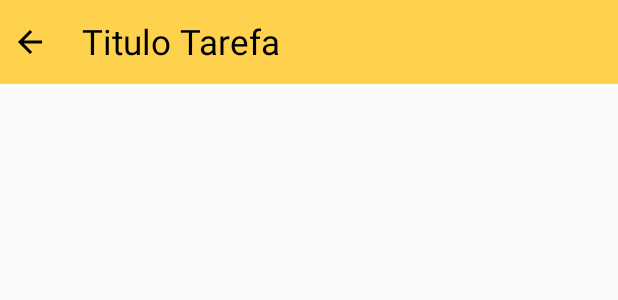
After one commit to iohanzuk/to_do_list_android, an Android app: the layout layout_tarefa_toolbar.xml on its own in the app's theme, with its tools: preview values and no code run, on a phone screen of 412 x 824 dp. The commit adds this screen. Shown: the top 300 px of the screen. Run offline under Robolectric (Android 15) with nearby library versions, the phone set to English and light mode, and no system bars.

Commit message:
Criando edit text personalizado

```diff
--- /dev/null
+++ b/app/src/main/java/com/example/to_do_list/LineEditText.java
@@ -0,0 +1,44 @@
+package com.example.to_do_list;
+
+import android.content.Context;
+import android.graphics.Canvas;
+import android.graphics.Paint;
+import android.graphics.Rect;
+import android.util.AttributeSet;
+import android.view.View;
+
+import androidx.appcompat.widget.AppCompatEditText;
+
+public class LineEditText extends AppCompatEditText {
+
+    private Rect rect;
+    private Paint paint;
+
+    public LineEditText(Context context, AttributeSet attrs) {
+        super(context, attrs);
+
+        rect = new Rect();
+        paint = new Paint();
+        paint.setStyle(Paint.Style.STROKE);
+        paint.setStrokeWidth(2);
+        paint.setColor(0xFFFFD966);
+    }
+
+    @Override
+    protected void onDraw(Canvas canvas) {
+        int height = ((View) this.getParent()).getHeight();
+        int lineHeight = getLineHeight();
+        int numberOfLines = height / lineHeight;
+
+        Rect r = rect;
+        Paint p = paint;
+
+        int baseline = getLineBounds(0, r);
+        for(int i = 0; i< numberOfLines; i++) {
+            canvas.drawLine(r.left, baseline + 1, r.right, baseline + 1, paint);
+            baseline += lineHeight;
+        }
+
+        super.onDraw(canvas);
+    }
+}
--- /dev/null
+++ b/app/src/main/res/drawable/ic_arrow_back_black_24dp.xml
@@ -0,0 +1,9 @@
+<vector xmlns:android="http://schemas.android.com/apk/res/android"
+        android:width="24dp"
+        android:height="24dp"
+        android:viewportWidth="24.0"
+        android:viewportHeight="24.0">
+    <path
+        android:fillColor="#FF000000"
+        android:pathData="M20,11H7.83l5.59,-5.59L12,4l-8,8 8,8 1.41,-1.41L7.83,13H20v-2z"/>
+</vector>
--- /dev/null
+++ b/app/src/main/res/drawable/ic_check_black_24dp.xml
@@ -0,0 +1,9 @@
+<vector xmlns:android="http://schemas.android.com/apk/res/android"
+        android:width="24dp"
+        android:height="24dp"
+        android:viewportWidth="24.0"
+        android:viewportHeight="24.0">
+    <path
+        android:fillColor="#FF000000"
+        android:pathData="M9,16.17L4.83,12l-1.42,1.41L9,19 21,7l-1.41,-1.41z"/>
+</vector>
--- a/app/src/main/res/layout/activity_tarefa.xml
+++ b/app/src/main/res/layout/activity_tarefa.xml
@@ -13,18 +13,19 @@
         android:layout_height="wrap_content">
         <androidx.appcompat.widget.Toolbar
             android:layout_width="match_parent"
-            android:layout_height="?attr/actionBarSize"
+            android:layout_height="0dp"
             android:background="@color/colorPrimary"/>
-
+        <include layout="@layout/layout_tarefa_toolbar"/>
     </com.google.android.material.appbar.AppBarLayout>
 
-    <EditText
+    <com.example.to_do_list.LineEditText
         android:id="@+id/tarefa_descricao"
         android:layout_width="match_parent"
         android:layout_height="match_parent"
         android:textSize="23sp"
         android:textColor="@color/black"
         android:padding="5dp"
+        android:gravity="top"
         />
 
 </LinearLayout>
--- /dev/null
+++ b/app/src/main/res/layout/layout_tarefa_toolbar.xml
@@ -0,0 +1,68 @@
+<?xml version="1.0" encoding="utf-8"?>
+<LinearLayout
+    xmlns:android="http://schemas.android.com/apk/res/android"
+    android:orientation="horizontal"
+    android:layout_width="match_parent"
+    android:layout_height="?attr/actionBarSize"
+    android:weightSum="100"
+    android:background="@color/colorPrimary"
+    android:gravity="center_vertical">
+
+    <RelativeLayout
+        android:layout_width="0dp"
+        android:layout_height="wrap_content"
+        android:layout_weight="10"
+        android:id="@+id/back_arrow_container"
+        android:visibility="visible">
+
+        <ImageButton
+            android:layout_width="40dp"
+            android:layout_height="40dp"
+            android:src="@drawable/ic_arrow_back_black_24dp"
+            android:background="?attr/selectableItemBackground"
+            android:id="@+id/toolbar_back"
+            android:layout_centerInParent="true"/>
+
+    </RelativeLayout>
+
+    <RelativeLayout
+        android:layout_width="0dp"
+        android:layout_height="wrap_content"
+        android:layout_weight="10"
+        android:id="@+id/check_container"
+        android:visibility="gone">
+
+        <ImageButton
+            android:layout_width="40dp"
+            android:layout_height="40dp"
+            android:src="@drawable/ic_check_black_24dp"
+            android:background="?attr/selectableItemBackground"
+            android:id="@+id/toolbar_check"
+            android:layout_centerInParent="true"/>
+    </RelativeLayout>
+
+    <TextView
+        android:layout_width="0dp"
+        android:layout_height="wrap_content"
+        android:layout_weight="85"
+        android:id="@+id/nome_tarefa_texto"
+        android:textColor="@color/black"
+        android:layout_marginStart="15dp"
+        android:textSize="23sp"
+        android:visibility="visible"
+        android:text="Titulo Tarefa"/>
+
+    <EditText
+        android:layout_width="0dp"
+        android:layout_height="wrap_content"
+        android:layout_weight="85"
+        android:id="@+id/nome_tarefa_edit"
+        android:textColor="@color/black"
+        android:layout_marginStart="15dp"
+        android:textSize="23sp"
+        android:visibility="gone"
+        android:text="Titulo Tarefa"
+        android:background="@color/white"
+        android:padding="2dp"/>
+
+</LinearLayout>
```
